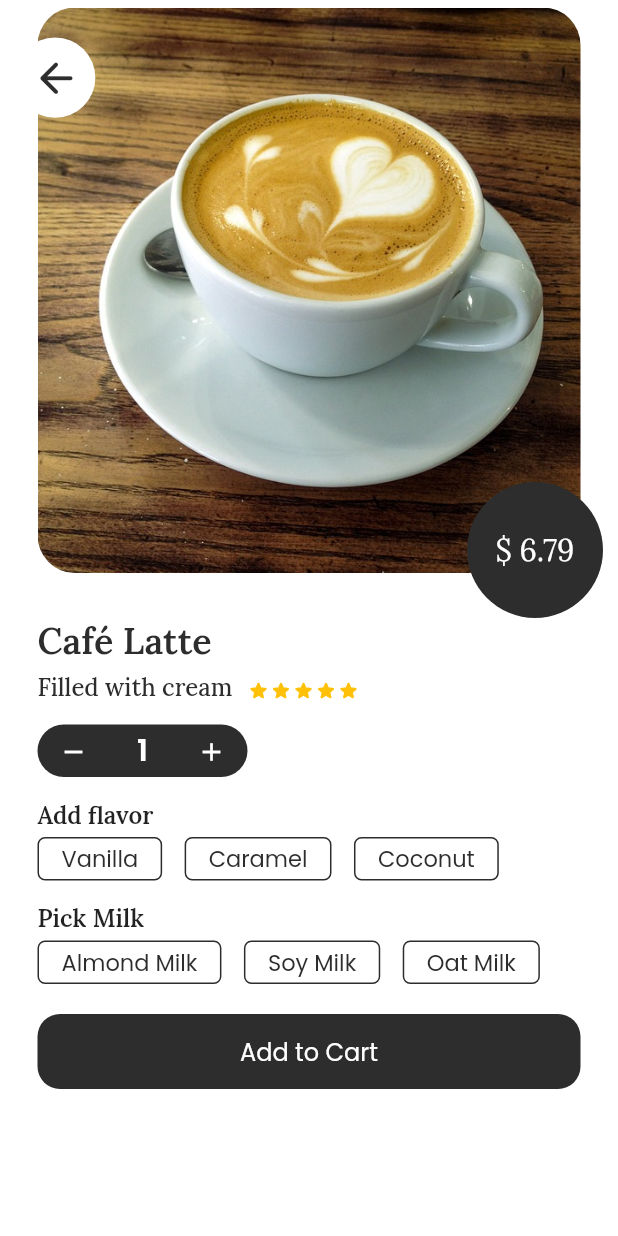
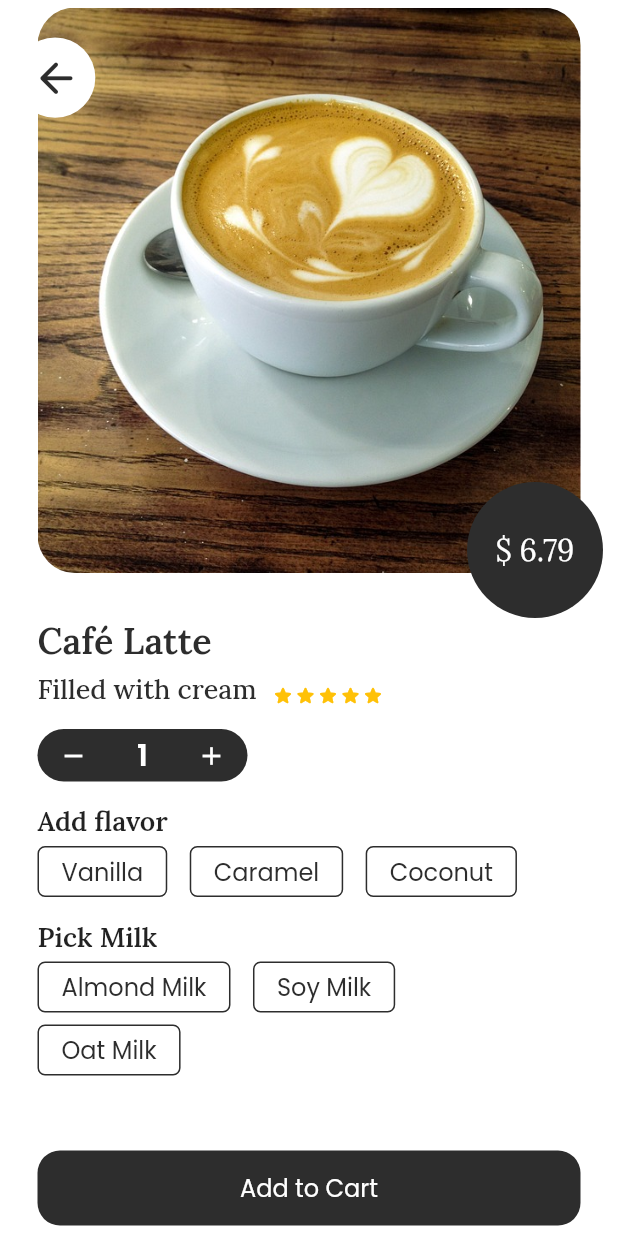
Before and after one commit to AngelJara7/coffee_app, a Flutter app: the screen it shows after launch, after a tap on "Café Latte", on a phone screen of 412 x 824 dp. Run offline on Flutter 3.47's test engine with Material 2 defaults, Android fonts, the phone set to English and light mode, and no system bars; our stand-ins replace google_fonts.

Commit message:
estableciendo valores sobre productos seleccionado

```diff
--- a/lib/main.dart
+++ b/lib/main.dart
@@ -9,7 +9,7 @@ void main() => runApp(
     providers: [
       ChangeNotifierProvider(create: (_) => ProductProvider(), lazy: false,),
       ChangeNotifierProvider(create: (_) => CalculateTotalPrice(), lazy: false,),
-      ChangeNotifierProvider(create: (_) => SelectFalvor(), lazy: false,)
+      ChangeNotifierProvider(create: (_) => SelectFlavor(), lazy: false,)
     ],
     child: const MyApp(),
   )
--- a/lib/pages/product_details_page.dart
+++ b/lib/pages/product_details_page.dart
@@ -93,15 +93,17 @@ class _DetailsProduct extends StatelessWidget {
 
           const SizedBox(height: 15,),
 
-          const FlavorsOptions(text: 'Add flavor', flavors: ['Vanilla', 'Caramel', 'Coconut'],),
+          const FlavorsOptions(text: 'Add flavor', flavors: {'flavors': ['Vanilla', 'Caramel', 'Coconut']},),
 
           const SizedBox(height: 15,),
 
-          const FlavorsOptions(text: 'Pick Milk', flavors: ['Almond Milk', 'Soy Milk', 'Oat Milk'],),
+          const FlavorsOptions(text: 'Pick Milk', flavors: {'milks': ['Almond Milk', 'Soy Milk', 'Oat Milk']},),
 
-          const SizedBox(height: 20,),
+          const SizedBox(height: 50,),
 
-          const ConfirmButton(text: 'Add to Cart', height: 50,)
+          const ConfirmButton(text: 'Add to Cart', height: 50,),
+
+          const SizedBox(height: 20,)
         ],
       ),
     );
@@ -147,7 +149,7 @@ class _ProductScore extends StatelessWidget {
     return Row(
       crossAxisAlignment: CrossAxisAlignment.end,
       children: [
-        Text('Filled with cream', style: GoogleFonts.lora(fontSize: 16, fontWeight: FontWeight.w500, color: const Color.fromRGBO(45, 45, 45, 1)),),
+        Text('Filled with cream', style: GoogleFonts.lora(fontSize: 18, fontWeight: FontWeight.w500, color: const Color.fromRGBO(45, 45, 45, 1)),),
 
         const SizedBox(width: 10,),
         const Icon(Icons.star_rounded, size: 15, color: Colors.amber,),
@@ -165,7 +167,8 @@ class _Container extends StatelessWidget {
   @override
   Widget build(BuildContext context) {
 
-    final calculatePrice = Provider.of<CalculateTotalPrice>(context);
+    final calculatePrice = Provider.of<CalculateTotalPrice>(context, listen: false);
+    final selectedFlavor = Provider.of<SelectFlavor>(context, listen: false);
 
     return Container(
       alignment: Alignment.center,
@@ -174,7 +177,8 @@ class _Container extends StatelessWidget {
       decoration: _boxDecoration(),
       child: IconButton(
         onPressed: (){
-          calculatePrice.setCounter(1);
+          calculatePrice.cleanCounter();
+          selectedFlavor.cleanValues();
           Navigator.pop(context);
         },
         icon: const Icon(Icons.arrow_back_rounded, color: Color.fromRGBO(45, 45, 45, 1), size: 33,))
--- a/lib/pages/products_list_page.dart
+++ b/lib/pages/products_list_page.dart
@@ -71,7 +71,7 @@ class _BottomSearchBar extends StatelessWidget {
       decoration: _boxDecoration(),
 
       child: TextField(
-        style: GoogleFonts.poppins(fontSize: 13, color: const Color.fromRGBO(128, 128, 128, 1)),
+        style: GoogleFonts.poppins(fontSize: 14, color: const Color.fromRGBO(128, 128, 128, 1)),
         decoration: _inputDecoration(),
       ),
     );
--- a/lib/providers/select_flavor.dart
+++ b/lib/providers/select_flavor.dart
@@ -1,58 +1,30 @@
 import 'package:flutter/material.dart';
 
-class SelectFalvor extends ChangeNotifier{
+class SelectFlavor extends ChangeNotifier{
 
-  List<String> _flavors = [];
-  String _flavor = '';
-  Color _textColor = Colors.white;
-  Color _background = const Color.fromRGBO(45, 45, 45, 1);
-  bool _selected = false;
+  String _typeFlavor = '';
+  final _flavor = 'flavors';
 
-  List get flavors => _flavors;
+  String _typeMilk = '';
+  final _milk = 'milks';
+
+  String get typeFlavor => _typeFlavor;
   String get flavor => _flavor;
-  Color get textColor => _textColor;
-  Color get background => _background;
-  bool get selected => _selected;
 
-  void setFlavors(List<String> flavors) {
-    _flavors = flavors;
-  }
+  String get typeMilk => _typeMilk;
+  String get milk => _milk;
 
-  void setFlavor(String flavor) {
-    _flavor = flavor;
+  establecerSabor(String text, String type) {
+    if (type == _flavor) {
+      _typeFlavor = text;
+    } else {
+      _typeMilk = text;
+    }
     notifyListeners();
   }
 
-  void setTextColor(Color textColor) {
-    _textColor = textColor;
-  }
-
-  void setBackground(Color background) {
-    _background = background;
-  }
-
-  void setSelected(bool selected) {
-    _selected = selected;
-    notifyListeners();
-  }
-
-  void selectedFlavor() {
-    for (var element in _flavors) {
-      if (element == _flavor) {
-        setSelected(true);
-        setTextColor(Colors.white);
-        setBackground(const Color.fromRGBO(45, 45, 45, 1));
-        print('TRUE: $textColor, $background, $element');
-        notifyListeners();
-        //return;
-      } else {
-        setSelected(false);
-        setTextColor(const Color.fromRGBO(45, 45, 45, 1));
-        setBackground(Colors.white);
-        print('FALSE: $textColor, $background, $element');
-        notifyListeners();
-      }
-      // notifyListeners();
-    }
+  cleanValues() {
+    _typeFlavor = '';
+    _typeMilk = '';
   }
 }
--- a/lib/widgets/card_product.dart
+++ b/lib/widgets/card_product.dart
@@ -15,7 +15,7 @@ class CardProduct extends StatelessWidget {
       alignment: product.value == 1 ? Alignment.bottomRight : Alignment.bottomLeft,
       children: [
         SizedBox(
-          height: MediaQuery.of(context).size.height * 0.24,
+          height: MediaQuery.of(context).size.height * 0.25,
           child: product.value == 1
           ? Row(
             children: [
@@ -47,7 +47,7 @@ class _CardProduct extends StatelessWidget {
     return ClipRRect(
       borderRadius: const BorderRadius.all(Radius.circular(20)),
       child: SizedBox(
-        height: 220,
+        height: double.infinity,
         width: 170,
         child: Image.asset(product.img, fit: BoxFit.fill,)
       ),
@@ -65,9 +65,9 @@ class _CardProductDescription extends StatelessWidget {
   Widget build(BuildContext context) {
 
     return Container(
-      height: 150,
+      height: 170,
       width: 180,
-      padding: const EdgeInsets.only(left: 20, right: 20),
+      padding: const EdgeInsets.only(left: 25, right: 20),
       decoration: _boxDecoration(),
 
       child: Column(
@@ -75,11 +75,11 @@ class _CardProductDescription extends StatelessWidget {
         crossAxisAlignment: CrossAxisAlignment.start,
         children: [
 
-          Text(product.name, style: GoogleFonts.lora(fontSize: 18, fontWeight: FontWeight.w500,), selectionColor: const Color.fromRGBO(45, 45, 45, 1),),
+          Text(product.name, style: GoogleFonts.lora(fontSize: 20, fontWeight: FontWeight.w500,), selectionColor: const Color.fromRGBO(45, 45, 45, 1),),
 
           const SizedBox(height: 10,),
 
-          Text(product.description, style: GoogleFonts.poppins(fontSize: 12, fontWeight: FontWeight.w400,), selectionColor: const Color.fromRGBO(45, 45, 45, 0),)
+          Text(product.description, style: GoogleFonts.poppins(fontSize: 14, fontWeight: FontWeight.w400,), selectionColor: const Color.fromRGBO(45, 45, 45, 0), maxLines: 4,overflow: TextOverflow.ellipsis,)
         ],
       )
     );
@@ -115,7 +115,7 @@ class _PriceProduct extends StatelessWidget {
       height: MediaQuery.of(context).size.width * 0.13,
       width: MediaQuery.of(context).size.width * 0.13,
       decoration: _boxDecoration(),
-      child: Text('\$ $price', style: GoogleFonts.lora(fontSize: 12, color: Colors.white),)
+      child: Text('\$ $price', style: GoogleFonts.lora(fontSize: 14, color: Colors.white),)
     );
   }
 
--- a/lib/widgets/flavors_options.dart
+++ b/lib/widgets/flavors_options.dart
@@ -2,87 +2,69 @@ import 'package:coffee_app/providers/providers.dart';
 import 'package:flutter/material.dart';
 import 'package:google_fonts/google_fonts.dart';
 import 'package:provider/provider.dart';
+
 
 class FlavorsOptions extends StatelessWidget {
 
   const FlavorsOptions({super.key, required this.text, required this.flavors,});
 
   final String text;
-  final List<String> flavors;
+  final Map<String, List<String>> flavors;
 
   @override
   Widget build(BuildContext context) {
 
-    // final selectedFlavor = Provider.of<SelectFalvor>(context);
-    // selectedFlavor.setFlavors(flavors);
-    print('HOLA MUNDO');
-
     return Column(
       crossAxisAlignment: CrossAxisAlignment.start,
       children: [
-        Text(text, style: GoogleFonts.lora(fontSize: 16, fontWeight: FontWeight.w600),),
+        Text(text, style: GoogleFonts.lora(fontSize: 18, fontWeight: FontWeight.w600),),
         const SizedBox(height: 5,),
-
-        // Wrap(
-        //   runSpacing: 7,
-        //   children:
-        //     [ListView.builder(
-        //       scrollDirection: Axis.vertical,
-        //       itemCount: flavors.length,
-        //       itemBuilder: (context, index) => _FlavosOptions(text: text, flavors: flavors),
-        //     ),
-        //   ],
-        // ),
-
         Wrap(
-          runSpacing: 7,
+          runSpacing: 8,
           children: [
-            for(var flavor in flavors) _FlavosOptions(text: flavor, flavors: flavors),
+            for(var flavor in flavors.values) for(var element in flavor) _FlavorOptions(text: element, flavors: flavor, value: flavors.keys.last),
           ],
-        ),
+        )
       ],
     );
   }
 }
 
-class _FlavosOptions extends StatelessWidget {
+class _FlavorOptions extends StatelessWidget {
 
-  const _FlavosOptions({required this.text, required this.flavors,});
+  const _FlavorOptions({required this.text, required this.flavors, required this.value,});
 
   final String text;
   final List<String> flavors;
+  final String value;
 
   @override
   Widget build(BuildContext context) {
 
-    final selectedFlavor = Provider.of<SelectFalvor>(context);
-    Color textColor = selectedFlavor.textColor;
-    Color background = selectedFlavor.background;
-    bool selected = selectedFlavor.selected;
-    String tex = selectedFlavor.flavor;
-    print('$tex');
-    //print('TEXT: $textColor, BACKGROUND: $background');
+    final selectedFlavor = Provider.of<SelectFlavor>(context);
+    Color background = Colors.white;
+    Color textColor = const Color.fromRGBO(45, 45, 45, 1);
+    String typeFlavor = selectedFlavor.typeFlavor;
+    String typeMilk = selectedFlavor.typeMilk;
+
+    if((typeFlavor == text) || (typeMilk == text)) {
+      background = const Color.fromRGBO(45, 45, 45, 1);
+      textColor = Colors.white;
+    }
 
     return GestureDetector(
       child: Container(
-        padding: const EdgeInsets.symmetric(horizontal: 15, vertical: 2),
+        padding: const EdgeInsets.symmetric(horizontal: 15, vertical: 4),
         margin: const EdgeInsets.only(right: 15),
         decoration: BoxDecoration(
-          color: textColor,
+          color: background,
           borderRadius: BorderRadius.circular(5),
           border: Border.all(width: 1, color: const Color.fromRGBO(45, 45, 45, 1))
         ),
-        child: Text(text, style: GoogleFonts.poppins(fontSize: 15, color: background), ),
+        child: Text(text, style: GoogleFonts.poppins(fontSize: 16, color: textColor)),
       ),
       onTap: () {
-        selectedFlavor.setFlavor(text);
-        selectedFlavor.setFlavors(flavors);
-        //selectedFlavor.setSelected(true);
-        //selectedFlavor.selectedFlavor();
-        // print('TEXTO: $textColor, FONDO: $background');
-        print('TEXTO: $text');
-        // selectedFlavor.setFlavor('');
-        // selectedFlavor.setFlavors([]);
+          selectedFlavor.establecerSabor(text, value);
       },
     );
   }
```
Also changed, not shown: lib/providers/calculate_total_price.dart (+5 -5 lines).
